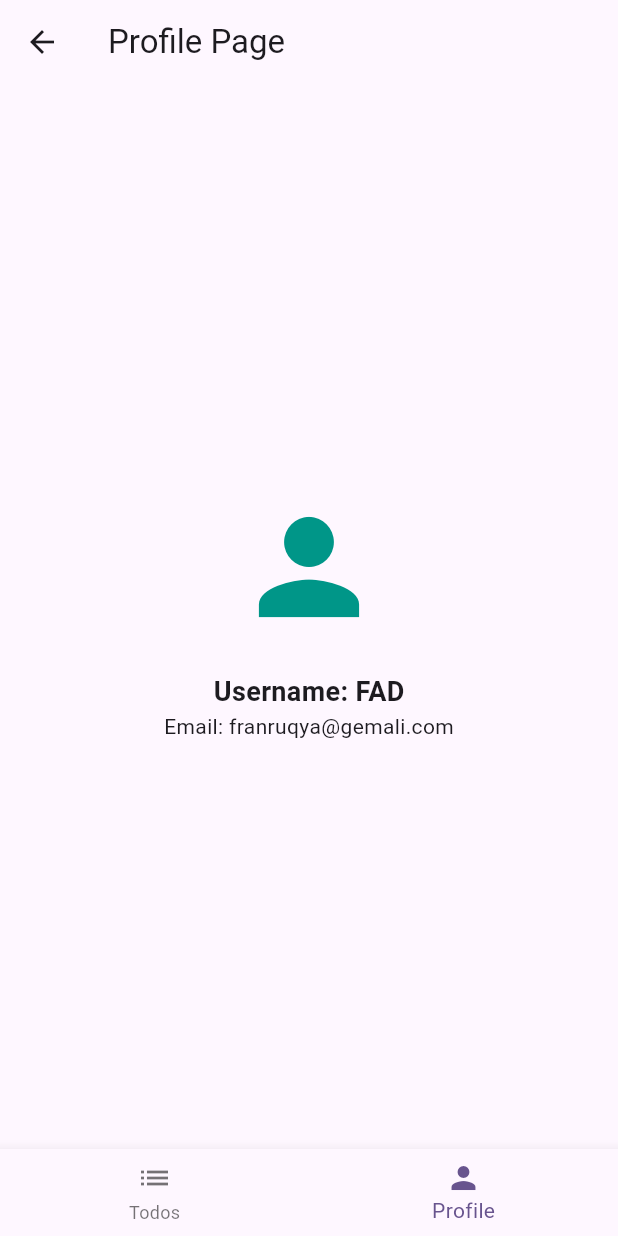
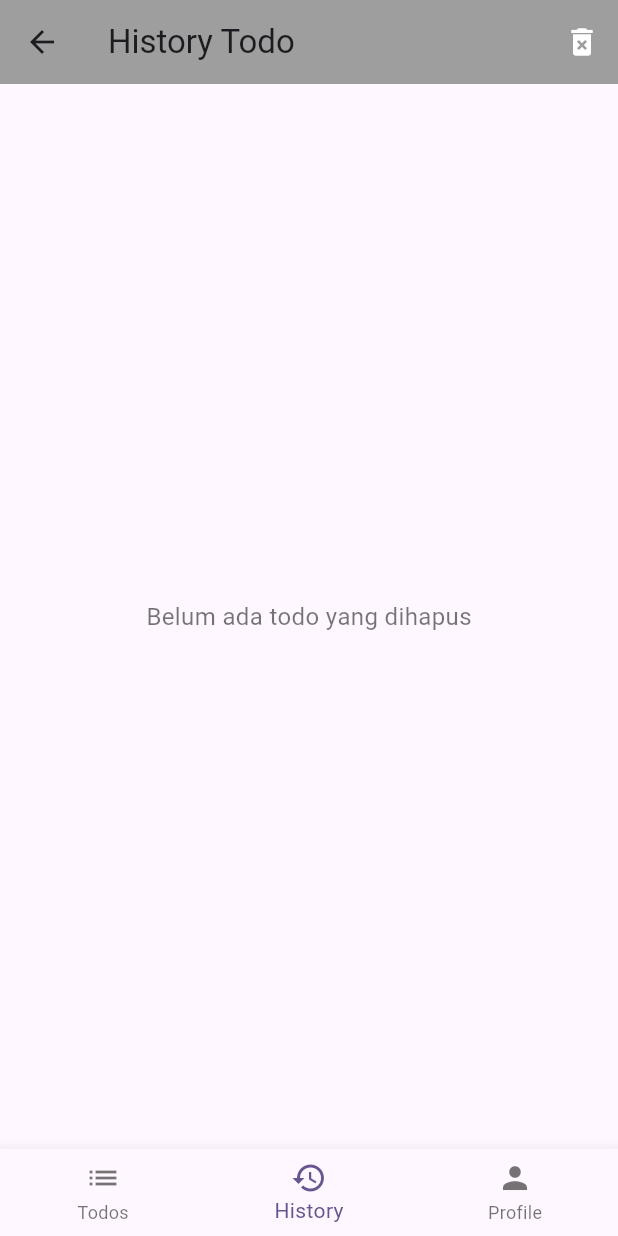
Before and after one commit to NGadit64/list-app, a Flutter app: the DashboardPage screen opened by its route, item 2 of the bottom bar chosen, on a phone screen of 412 x 824 dp. Run offline on Flutter 3.47's test engine with Material 3 defaults, Android fonts, the phone set to English and light mode, and no system bars; our stand-ins replace get.

Commit message:
feat : [RUQ] history page

```diff
--- /dev/null
+++ b/lib/controllers/history_controller.dart
@@ -0,0 +1,19 @@
+import 'package:get/get.dart';
+import 'package:list_app/controllers/todo_controller.dart';
+import 'package:list_app/models/todo.dart';
+
+class HistoryController extends GetxController {
+  final todoC = Get.find<TodoController>();
+
+  RxList<Todo> history = <Todo>[].obs;
+
+  @override
+  void onInit() {
+    super.onInit();
+    history.assignAll(todoC.history); // ambil dari todoController
+  }
+
+  void clearHistory() {
+    history.clear();
+  }
+}
--- a/lib/controllers/todo_controller.dart
+++ b/lib/controllers/todo_controller.dart
@@ -3,6 +3,7 @@ import '../models/todo.dart';
 
 class TodoController extends GetxController {
   var todos = <Todo>[].obs;
+  var history = <Todo>[].obs; // <- daftar todo yang sudah dihapus
 
   void addTodo(Todo todo) {
     todos.add(todo);
@@ -23,9 +24,14 @@ void updateTodo(String id, Todo updatedTodo) {
     }
   }
 
-
   void deleteTodo(String id) {
-    todos.removeWhere((t) => t.id == id);
+    final index = todos.indexWhere((t) => t.id == id);
+    if (index != -1) {
+      // pindahkan ke history
+      history.add(todos[index]);
+      // hapus dari list utama
+      todos.removeAt(index);
+    }
   }
 
   List<Todo> get activeTodos => todos.where((t) => !t.isDone).toList();
--- a/lib/pages/dashboard_page.dart
+++ b/lib/pages/dashboard_page.dart
@@ -1,9 +1,9 @@
 import 'package:flutter/material.dart';
 import 'package:get/get.dart';
 import 'package:list_app/controllers/dashboard_controller.dart';
-import 'package:list_app/pages/home_page.dart';
 import 'package:list_app/pages/profile_page.dart';
 import 'package:list_app/pages/todo_page.dart';
+import 'package:list_app/pages/history_page.dart'; // ✅ import history page
 
 class DashboardPage extends StatelessWidget {
   const DashboardPage({super.key});
@@ -14,6 +14,7 @@ class DashboardPage extends StatelessWidget {
 
     final List<Widget> pages = [
       TodoPage(),
+      HistoryPage(),        // ✅ tambahin history di urutan kedua
       const ProfilePage(),
     ];
 
@@ -29,6 +30,10 @@ class DashboardPage extends StatelessWidget {
               label: "Todos",
             ),
             BottomNavigationBarItem(
+              icon: Icon(Icons.history), // ✅ tab history
+              label: "History",
+            ),
+            BottomNavigationBarItem(
               icon: Icon(Icons.person),
               label: "Profile",
             ),
--- a/lib/pages/history_page.dart
+++ b/lib/pages/history_page.dart
@@ -1,28 +1,46 @@
 import 'package:flutter/material.dart';
+import 'package:get/get.dart';
+import 'package:list_app/controllers/history_controller.dart';
 
-class ProfilePage extends StatelessWidget {
-  const ProfilePage({super.key});
+class HistoryPage extends StatelessWidget {
+  final historyC = Get.put(HistoryController());
+
+  HistoryPage({super.key});
 
   @override
   Widget build(BuildContext context) {
     return Scaffold(
-      body: Center(
-        child: Column(
-          mainAxisAlignment: MainAxisAlignment.center,
-          children: const [
-            CircleAvatar(
-              radius: 50,
-              backgroundImage: AssetImage("assets/pohon.png"), // contoh
+      appBar: AppBar(
+        title: const Text("History Todo"),
+        backgroundColor: Colors.grey,
+        actions: [
+          IconButton(
+            icon: const Icon(Icons.delete_forever, color: Colors.white),
+            onPressed: () => historyC.clearHistory(),
+          ),
+        ],
+      ),
+      body: Obx(() {
+        if (historyC.history.isEmpty) {
+          return const Center(
+            child: Text(
+              "Belum ada todo yang dihapus",
+              style: TextStyle(fontSize: 16, color: Colors.black54),
             ),
-            SizedBox(height: 20),
-            Text(
-              "Username: FAD",
-              style: TextStyle(fontSize: 18, fontWeight: FontWeight.bold),
-            ),
-            Text("Email: franruqya@gemali.com"),
-          ],
-        ),
-      ),
+          );
+        }
+        return ListView.builder(
+          itemCount: historyC.history.length,
+          itemBuilder: (context, index) {
+            final todo = historyC.history[index];
+            return ListTile(
+              leading: const Icon(Icons.history, color: Colors.grey),
+              title: Text(todo.title),
+              subtitle: Text(todo.category),
+            );
+          },
+        );
+      }),
     );
   }
 }
--- a/lib/routes/pages.dart
+++ b/lib/routes/pages.dart
@@ -4,6 +4,7 @@ import 'package:list_app/bindings/edit_todo_binding.dart';
 import 'package:list_app/pages/add_todo.dart';
 import 'package:get/get.dart';
 import 'package:list_app/pages/edit_todo_page.dart';
+import 'package:list_app/pages/history_page.dart';
 import 'package:list_app/pages/login_page.dart';
 import 'package:list_app/pages/profile_page.dart';
 import 'package:list_app/pages/dashboard_page.dart'; // ✅ tambahin
@@ -16,5 +17,6 @@ class AppPages {
     GetPage(name: AppRoutes.addTodo, page: () => AddTodoPage(), binding: AddTodoBinding(),),
     GetPage(name: AppRoutes.profilePage, page: () => const ProfilePage()),
     GetPage(name: AppRoutes.editTodo,page: () => EditTodoPage(todo: Get.arguments),binding: EditTodoBinding(),),
+    GetPage(name: AppRoutes.historyPage,page: () => HistoryPage(),),
   ];
 }
--- a/lib/routes/routes.dart
+++ b/lib/routes/routes.dart
@@ -7,5 +7,6 @@ class AppRoutes {
   static const String loginPage = "/loginPage";
   static const String editTodoPage = "/editTodo";
   static const String editTodo = "/editTodo";
+  static const String historyPage = "/historyPage";
 
 }
```
Also changed, not shown: lib/controllers/list_controller.dart (+5 -5 lines), lib/widget/widget_customcard.dart (+14 -5 lines). Lines whose indentation alone changed are shown as unchanged.
